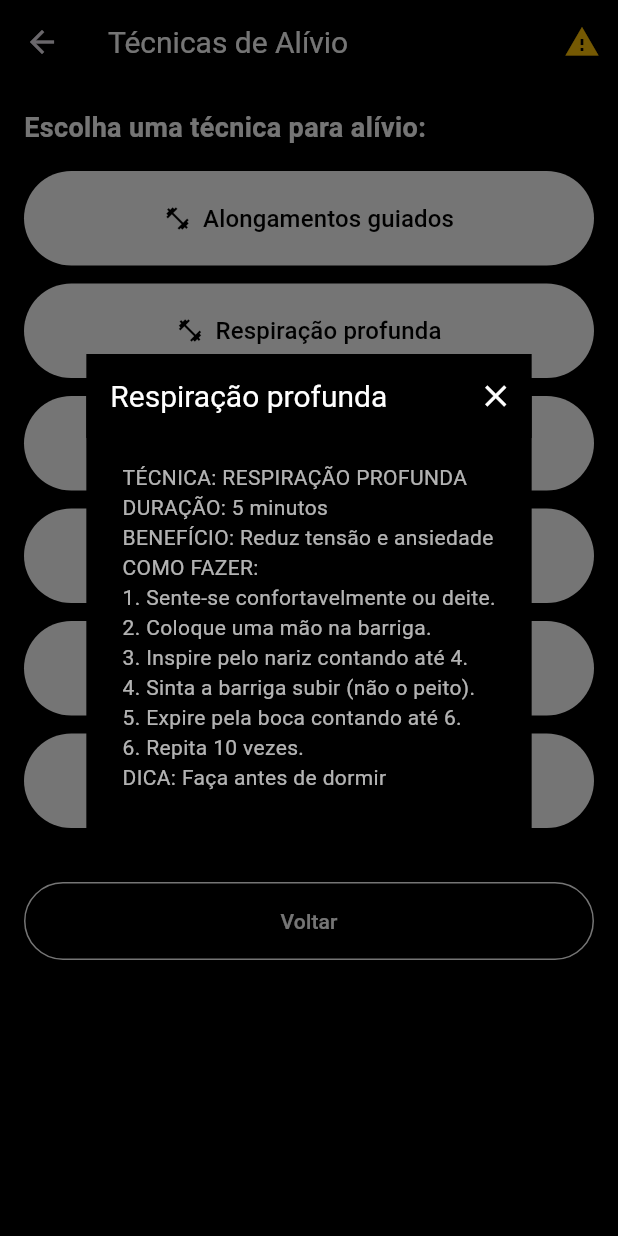
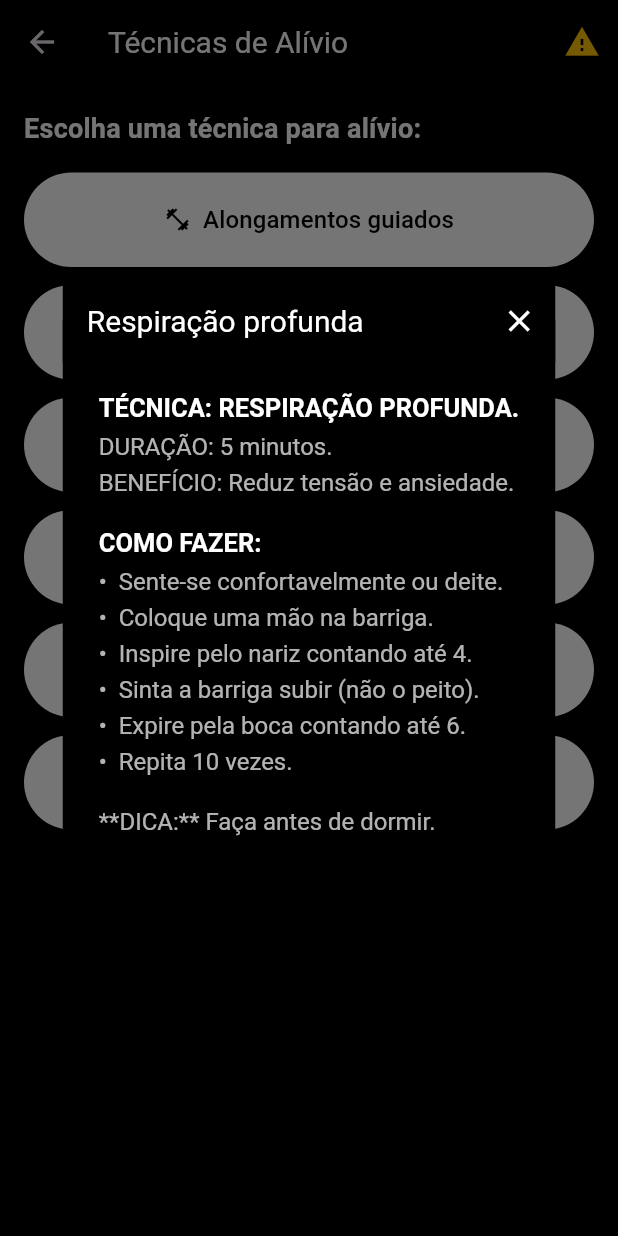
Before and after one commit to csiznandes/pdm_osteoartrite, a Flutter app: the TechniquesScreen screen opened by its route, after a tap on "Respiração profunda", on a phone screen of 412 x 824 dp. Run offline on Flutter 3.47's test engine with Material 3 defaults, Android fonts, the light colour scheme and no system bars; our stand-ins replace fl_chart, flutter_tts.

Commit message:
Narração é interrompida em alguns momentos
Consegui fazer a narração ser interompidada ao voltar ou sair da tela, mas por algum motivo depende do texto ou de como está configurada ela toca o audio até o proximo . ou interrupção, no mais ta tranquilo, ela corta o audio bem rapido

```diff
--- a/lib/screens/education_screen.dart
+++ b/lib/screens/education_screen.dart
@@ -1,6 +1,7 @@
 import 'package:flutter/material.dart';
 import 'package:provider/provider.dart';
 import '../services/accessibility_service.dart';
+import '../widgets/custom_dialog.dart';
 
 class EducationScreen extends StatelessWidget {
   final Map<String, String> _educationContent = {
@@ -185,16 +186,14 @@ Lembre-se: *"Osteoartrite é parte de você, mas NÃO define quem você é!"*
 ''',
   };
 
+  // Função auxiliar para criar a lista de TextSpan a partir do conteúdo em string
   List<TextSpan> _buildTextSpans(String content, BuildContext context) {
     final List<TextSpan> spans = [];
     final lines = content.split('\n');
-    final accessibilityService = Provider.of<AccessibilityService>(context, listen: false);
-    final highContrast = accessibilityService.contrastPref;
 
     final baseStyle = Theme.of(context).textTheme.bodyMedium?.copyWith(fontSize: 16);
     final boldStyle = baseStyle?.copyWith(fontWeight: FontWeight.bold, fontSize: 18);
     final italicStyle = baseStyle?.copyWith(fontStyle: FontStyle.italic);
-    final bulletStyle = baseStyle?.copyWith(fontSize: 18);
 
     for (final line in lines) {
       if (line.startsWith('**') && line.endsWith('**')) {
@@ -202,7 +201,9 @@ Lembre-se: *"Osteoartrite é parte de você, mas NÃO define quem você é!"*
       } else if (line.startsWith('*') && line.endsWith('*')) {
         spans.add(TextSpan(text: '${line.substring(1, line.length - 1)}\n\n', style: italicStyle));
       } else if (line.startsWith('-') || line.startsWith('✓') || line.startsWith('✅') || line.startsWith('❌') || line.startsWith('🐟') || line.startsWith('🫒') || line.startsWith('🥬') || line.startsWith('🍓') || line.startsWith('🧄') || line.startsWith('🫚') || line.startsWith('🌰') || line.startsWith('🍊')) {
-        spans.add(TextSpan(text: '• ${line.substring(2)}\n', style: bulletStyle));
+        final marker = line.substring(0, 1);
+        final text = line.substring(1).trim();
+        spans.add(TextSpan(text: '$marker $text\n', style: baseStyle));
       } else if (line.trim().isEmpty) {
         spans.add(const TextSpan(text: '\n'));
       } else {
@@ -213,35 +214,13 @@ Lembre-se: *"Osteoartrite é parte de você, mas NÃO define quem você é!"*
   }
 
   void _showEducationDialog(BuildContext context, String title, String content) {
-    Provider.of<AccessibilityService>(context, listen: false)
-      .speak("Abrindo conteúdo: $title. ${content.replaceAll('\n', ' ').replaceAll('**', '').replaceAll('*', '')}");
-
-    showDialog(
+    showContentDialog(
       context: context,
-      builder: (context) => AlertDialog(
-        backgroundColor: Theme.of(context).scaffoldBackgroundColor,
-        titlePadding: EdgeInsets.zero,
-        title: AppBar(
-          backgroundColor: Theme.of(context).appBarTheme.backgroundColor,
-          automaticallyImplyLeading: false,
-          elevation: 0,
-          title: Text(title, style: Theme.of(context).appBarTheme.titleTextStyle),
-          actions: [
-            IconButton(
-              icon: Icon(Icons.close, color: Theme.of(context).textTheme.bodyLarge?.color),
-              onPressed: () {
-                Provider.of<AccessibilityService>(context, listen: false).stopSpeaking();
-                Navigator.pop(context);
-              },
-            )
-          ],
-        ),
-        content: SingleChildScrollView(
-          child: RichText(
-            text: TextSpan(
-              children: _buildTextSpans(content, context),
-            ),
-          ),
+      title: title,
+      initialNarration: "Abrindo conteúdo: $title. ${content.replaceAll('\n', ' ').replaceAll('**', '').replaceAll('*', '')}",
+      content: RichText(
+        text: TextSpan(
+          children: _buildTextSpans(content, context),
         ),
       ),
     );
@@ -283,7 +262,10 @@ Lembre-se: *"Osteoartrite é parte de você, mas NÃO define quem você é!"*
             _buildEducationButton(context, 'Saúde e Bem-estar'),
             const SizedBox(height: 24),
             OutlinedButton(
-              onPressed: () => Navigator.pop(context),
+              onPressed: () {
+                 Provider.of<AccessibilityService>(context, listen: false).stopSpeaking();
+                 Navigator.pop(context);
+              },
               style: OutlinedButton.styleFrom(
                 side: BorderSide(color: Theme.of(context).textTheme.bodyLarge?.color ?? Colors.white),
                 padding: const EdgeInsets.symmetric(vertical: 16),
--- a/lib/screens/techniques_screen.dart
+++ b/lib/screens/techniques_screen.dart
@@ -2,6 +2,7 @@ import 'package:flutter/material.dart';
 import '../services/api_service.dart';
 import 'package:provider/provider.dart';
 import '../services/accessibility_service.dart';
+import '../widgets/custom_dialog.dart';
 
 class TechniquesScreen extends StatefulWidget {
   @override
@@ -20,158 +21,201 @@ void initState() {
     });
   }
 
+  @override
+  void dispose() {
+    Provider.of<AccessibilityService>(context, listen: false).stopSpeaking();
+    super.dispose();
+  }
+
   final Map<String, String> _techniqueContent = {
     'Alongamentos guiados': """
-TÉCNICA: Alongamento de Mãos.
+**TÉCNICA: Alongamento de Mãos.**
 DURAÇÃO: 5 minutos.
 BOM PARA: Rigidez matinal.
-COMO FAZER:
-1. Sente-se confortavelmente.
-2. Abra as mãos devagar.
-3. Feche formando punho suave.
-4. Repita 10 vezes.
-5. Descanse.
-ATENÇÃO: Pare se sentir dor forte
+
+**COMO FAZER:**
+- Sente-se confortavelmente.
+- Abra as mãos devagar.
+- Feche formando punho suave.
+- Repita 10 vezes.
+- Descanse.
+
+**ATENÇÃO:** Pare se sentir dor forte.
 [Vídeo demonstrativo]
 [Lembrete diário]
 """,
     'Respiração profunda': """
-TÉCNICA: RESPIRAÇÃO PROFUNDA
-DURAÇÃO: 5 minutos
-BENEFÍCIO: Reduz tensão e ansiedade
-COMO FAZER:
-1. Sente-se confortavelmente ou deite.
-2. Coloque uma mão na barriga.
-3. Inspire pelo nariz contando até 4.
-4. Sinta a barriga subir (não o peito).
-5. Expire pela boca contando até 6.
-6. Repita 10 vezes.
-DICA: Faça antes de dormir
+**TÉCNICA: RESPIRAÇÃO PROFUNDA.**
+DURAÇÃO: 5 minutos.
+BENEFÍCIO: Reduz tensão e ansiedade.
+
+**COMO FAZER:**
+- Sente-se confortavelmente ou deite.
+- Coloque uma mão na barriga.
+- Inspire pelo nariz contando até 4.
+- Sinta a barriga subir (não o peito).
+- Expire pela boca contando até 6.
+- Repita 10 vezes.
+
+**DICA:** Faça antes de dormir.
 """,
     'Respiração 4-7-8': """
-TÉCNICA: RESPIRAÇÃO 4-7-8
-DURAÇÃO: 3-5 minutos
-BENEFÍCIO: Acalma e melhora o sono
-COMO FAZER:
-1. Inspire pelo nariz: conte até 4.
-2. Segure o ar: conte até 7.
-3. Expire pela boca: conte até 8.
-4. Faça 4 ciclos completos.
-OBS: Pode dar leve tontura no início - é normal
+**TÉCNICA: RESPIRAÇÃO 4-7-8.**
+DURAÇÃO: 3-5 minutos.
+BENEFÍCIO: Acalma e melhora o sono.
+
+**COMO FAZER:**
+- Inspire pelo nariz: conte até 4.
+- Segure o ar: conte até 7.
+- Expire pela boca: conte até 8.
+- Faça 4 ciclos completos.
+
+**OBS:** Pode dar leve tontura no início - é normal.
 """,
     'Suspiro de alívio': """
-TÉCNICA: SUSPIRO DE ALÍVIO
-DURAÇÃO: 2 minutos
-BENEFÍCIO: Libera tensão rápida
-COMO FAZER:
-1. Inspire profundamente pelo nariz
-2. Solte o ar pela boca com um suspiro sonoro
-3. Deixe os ombros caírem
-4. Repita 5 vezes
-"Aaaah..." - solte o som!
+**TÉCNICA: SUSPIRO DE ALÍVIO.**
+DURAÇÃO: 2 minutos.
+BENEFÍCIO: Libera tensão rápida.
+
+**COMO FAZER:**
+- Inspire profundamente pelo nariz.
+- Solte o ar pela boca com um suspiro sonoro.
+- Deixe os ombros caírem.
+- Repita 5 vezes.
+
+*"Aaaah..." - solte o som!*
 """,
     'Relaxamento muscular': """
-TÉCNICA: RELAXAMENTO MUSCULAR
-DURAÇÃO: 10-15 minutos
-BENEFÍCIO: Alivia tensão e dor muscular
-COMO FAZER:
-1. Deite-se confortavelmente
-2. Comece pelos pés:
-   - Contraia os músculos por 5 segundos
-   - Relaxe completamente por 10 segundos
-3. Suba pelo corpo: Panturrilhas - Coxas - Barriga - Mãos e braços - Ombros - Rosto
-ATENÇÃO: Não force articulações doloridas
+**TÉCNICA: RELAXAMENTO MUSCULAR**
+DURAÇÃO: 10-15 minutos.
+BENEFÍCIO: Alivia tensão e dor muscular.
+
+**COMO FAZER:**
+- Deite-se confortavelmente.
+- Comece pelos pés:
+  - Contraia os músculos por 5 segundos.
+  - Relaxe completamente por 10 segundos.
+- Suba pelo corpo: Panturrilhas - Coxas - Barriga - Mãos e braços - Ombros - Rosto.
+
+**ATENÇÃO:** Não force articulações doloridas.
 [Áudio guiado disponível]
 """,
     'Toque calmante': """
-TÉCNICA: TOQUE CALMANTE
-DURAÇÃO: 5 minutos
-BENEFÍCIO: Conforto imediato
-COMO FAZER:
-1. Esfregue as mãos até aquecer
-2. Coloque as mãos nos locais doloridos
-3. Faça movimentos circulares suaves
-4. Respire profundamente
-5. Imagine o calor aliviando a dor
-DICA: Pode usar óleo morno.
+**TÉCNICA: TOQUE CALMANTE**
+DURAÇÃO: 5 minutos.
+BENEFÍCIO: Conforto imediato.
+
+**COMO FAZER:**
+- Esfregue as mãos até aquecer.
+- Coloque as mãos nos locais doloridos.
+- Faça movimentos circulares suaves.
+- Respire profundamente.
+- Imagine o calor aliviando a dor.
+
+**DICA:** Pode usar óleo morno.
 """,
   };
 
+  // Função auxiliar para criar a lista de TextSpan a partir do conteúdo em string
+  List<TextSpan> _buildTextSpans(String content) {
+    final List<TextSpan> spans = [];
+    final lines = content.split('\n');
+
+    final baseStyle = TextStyle(color: Colors.white70, fontSize: 16, height: 1.5);
+    final boldStyle = baseStyle.copyWith(fontWeight: FontWeight.bold, fontSize: 17, color: Colors.white);
+    final italicStyle = baseStyle.copyWith(fontStyle: FontStyle.italic);
+
+    for (final line in lines) {
+      if (line.startsWith('**') && line.endsWith('**')) {
+        spans.add(TextSpan(text: '${line.substring(2, line.length - 2)}\n', style: boldStyle));
+      } else if (line.startsWith('*') && line.endsWith('*')) {
+        spans.add(TextSpan(text: '${line.substring(1, line.length - 1)}\n', style: italicStyle));
+      } else if (line.startsWith('-')) {
+        spans.add(TextSpan(text: '• ${line.substring(1)}\n', style: baseStyle));
+      } else if (line.trim().isEmpty) {
+        spans.add(const TextSpan(text: '\n'));
+      } else if (line.startsWith('[') && line.endsWith(']')) {
+        continue; // Ignora as linhas de placeholder para botões
+      } else {
+        spans.add(TextSpan(text: '$line\n', style: baseStyle));
+      }
+    }
+    return spans;
+  }
+
   void _showTechniqueDialog(String title, String content) {
     final access = Provider.of<AccessibilityService>(context, listen: false);
-    access.speak("Técnica: $title. ${content.replaceAll("\n", " ")}");
-    showDialog(
+
+    showContentDialog(
       context: context,
-      builder: (context) => AlertDialog(
-        backgroundColor: Colors.black,
-        titlePadding: EdgeInsets.zero,
-        title: AppBar(
-          backgroundColor: Colors.black,
-          automaticallyImplyLeading: false,
-          title: Text(title, style: TextStyle(color: Colors.white)),
-          actions: [
-            IconButton(
-              icon: Icon(Icons.close, color: Colors.white),
-              onPressed: () => Navigator.pop(context),
-            )
-          ],
+      title: title,
+      initialNarration: "Técnica: $title. ${content.replaceAll('\n', ' ').replaceAll('**', '').replaceAll('*', '')}",
+      content: Column(
+        crossAxisAlignment: CrossAxisAlignment.start,
+        mainAxisSize: MainAxisSize.min,
+        children: [
+          RichText(
+            text: TextSpan(children: _buildTextSpans(content)),
           ),
-        content: SingleChildScrollView(
-          child: Column(
-            crossAxisAlignment: CrossAxisAlignment.start,
-            children: [
-              Text(content, style: TextStyle(color: Colors.white70)),
-              SizedBox(height: 16),
-              if (title == 'Alongamentos guiados')
-                ElevatedButton.icon(
+          const SizedBox(height: 24),
+          if (content.contains('[Vídeo demonstrativo]'))
+            Padding(
+              padding: const EdgeInsets.only(top: 8.0),
+              child: ElevatedButton.icon(
+                icon: Icon(Icons.play_circle_fill, color: Colors.black),
+                label: const Text('Ver Vídeo', style: TextStyle(color: Colors.black)),
+                onPressed: () => access.speak("Botão para vídeo demonstrativo. Funcionalidade ainda não implementada."),
+                style: ElevatedButton.styleFrom(backgroundColor: Colors.white),
+              ),
+            ),
+          if (content.contains('[Áudio guiado disponível]'))
+            Padding(
+              padding: const EdgeInsets.only(top: 8.0),
+              child: ElevatedButton.icon(
+                icon: Icon(Icons.audiotrack, color: Colors.black),
+                label: const Text('Ouvir Áudio Guiado', style: TextStyle(color: Colors.black)),
+                onPressed: () => access.speak("Botão para áudio guiado. Funcionalidade ainda não implementada."),
+                style: ElevatedButton.styleFrom(backgroundColor: Colors.white),
+              ),
+            ),
+          if (content.contains('[Lembrete diário]'))
+            Padding(
+              padding: const EdgeInsets.only(top: 8.0),
+              child: ElevatedButton.icon(
                 icon: Icon(Icons.calendar_month, color: Colors.black),
-                  label: Text('Adicionar Lembrete', style: TextStyle(color: Colors.black)),
+                label: const Text('Adicionar Lembrete', style: TextStyle(color: Colors.black)),
                 onPressed: () {
-                    Provider.of<AccessibilityService>(context, listen: false)
-                        .speak("Adicionar lembrete para a técnica $title");
+                  access.stopSpeaking();
                   Navigator.pop(context);
                   Navigator.pushNamed(context, '/agenda');
                 },
-                  style: ElevatedButton.styleFrom(
-                    backgroundColor: Colors.white,
-                    padding: EdgeInsets.symmetric(vertical: 16),
+                style: ElevatedButton.styleFrom(backgroundColor: Colors.white),
               ),
             ),
         ],
-          ),
-        ),
       ),
     );
   }
 
   void _showAlertsDialog() async {
+    final access = Provider.of<AccessibilityService>(context, listen: false);
     try {
       final alerts = await _apiService.getAlerts();
-      final access = Provider.of<AccessibilityService>(context, listen: false);
-      access.speak("Abrindo alertas de segurança.");
-      access.speak("Alertas: " + alerts.join(". "));
-      showDialog(
+      showContentDialog(
         context: context,
-        builder: (context) => AlertDialog(
-          backgroundColor: Colors.black,
-          title: Text('⚠️ Alertas de Segurança', style: TextStyle(color: Colors.amber)),
+        title: '⚠️ Alertas de Segurança',
+        initialNarration: "Abrindo alertas de segurança. ${alerts.join(". ")}",
         content: Column(
           mainAxisSize: MainAxisSize.min,
           crossAxisAlignment: CrossAxisAlignment.start,
           children: alerts.map<Widget>((alert) => Padding(
-              padding: const EdgeInsets.only(bottom: 4.0),
-              child: Text("● $alert", style: TextStyle(color: Colors.white70),),
+            padding: const EdgeInsets.only(bottom: 8.0),
+            child: Text("● $alert", style: Theme.of(context).textTheme.bodyMedium),
           )).toList(),
-          ),
-          actions: [
-            TextButton(
-              onPressed: () => Navigator.pop(context),
-              child: Text('OK', style: TextStyle(color: Colors.white)),
-            )
-          ],
         ),
       );
     } catch (e) {
+      access.speak("Erro ao carregar alertas.");
       ScaffoldMessenger.of(context).showSnackBar(
         SnackBar(content: Text('Erro ao carregar alertas: $e')),
       );
@@ -182,16 +226,12 @@ DICA: Pode usar óleo morno.
     return Padding(
       padding: const EdgeInsets.only(bottom: 12.0),
       child: ElevatedButton.icon(
-        icon: Icon(Icons.fitness_center, color: Colors.black),
-        label: Text(title, style: TextStyle(color: Colors.black, fontSize: 16)),
-        onPressed: () {
-          Provider.of<AccessibilityService>(context, listen: false)
-              .speak("Abrindo técnica: $title");
-          _showTechniqueDialog(title, _techniqueContent[title] ?? 'Conteúdo não encontrado.');
-        },
+        icon: Icon(Icons.fitness_center, color: Theme.of(context).elevatedButtonTheme.style?.foregroundColor?.resolve({})),
+        label: Text(title, style: TextStyle(color: Theme.of(context).elevatedButtonTheme.style?.foregroundColor?.resolve({}), fontSize: 16)),
+        onPressed: () => _showTechniqueDialog(title, _techniqueContent[title] ?? 'Conteúdo não encontrado.'),
         style: ElevatedButton.styleFrom(
-          backgroundColor: Colors.white,
-          padding: EdgeInsets.symmetric(vertical: 20, horizontal: 16),
+          backgroundColor: Theme.of(context).elevatedButtonTheme.style?.backgroundColor?.resolve({}),
+          padding: const EdgeInsets.symmetric(vertical: 20, horizontal: 16),
         ),
       ),
     );
@@ -201,37 +241,38 @@ DICA: Pode usar óleo morno.
   Widget build(BuildContext context) {
     return Scaffold(
       appBar: AppBar(
-        title: Text('Técnicas de Alívio'),
+        leading: BackButton(onPressed: () {
+          Provider.of<AccessibilityService>(context, listen: false).stopSpeaking();
+          Navigator.of(context).pop();
+        }),
+        title: const Text('Técnicas de Alívio'),
         actions: [
           IconButton(
-            icon: Icon(Icons.warning, color: Colors.amber),
+            icon: const Icon(Icons.warning, color: Colors.amber),
             onPressed: _showAlertsDialog,
           ),
         ],
       ),
-      body: SingleChildScrollView(
+      body: WillPopScope(
+        onWillPop: () async {
+          Provider.of<AccessibilityService>(context, listen: false).stopSpeaking();
+          return true;
+        },
+        child: SingleChildScrollView(
           padding: const EdgeInsets.all(16.0),
           child: Column(
             crossAxisAlignment: CrossAxisAlignment.stretch,
             children: <Widget>[
-            Text('Escolha uma técnica para alívio:', style: TextStyle(fontSize: 18, fontWeight: FontWeight.bold)),
-            SizedBox(height: 16),
+              Text('Escolha uma técnica para alívio:', style: Theme.of(context).textTheme.titleMedium),
+              const SizedBox(height: 16),
               _buildTechniqueButton('Alongamentos guiados'),
               _buildTechniqueButton('Respiração profunda'),
               _buildTechniqueButton('Respiração 4-7-8'),
               _buildTechniqueButton('Suspiro de alívio'),
               _buildTechniqueButton('Relaxamento muscular'),
               _buildTechniqueButton('Toque calmante'),
-            SizedBox(height: 24),
-            OutlinedButton(
-              onPressed: () => Navigator.pop(context),
-              style: OutlinedButton.styleFrom(
-                side: BorderSide(color: Colors.white),
-                padding: EdgeInsets.symmetric(vertical: 16),
+            ],
           ),
-              child: Text('Voltar', style: TextStyle(color: Colors.white)),
-            ),
-          ],
         ),
       ),
     );
--- /dev/null
+++ b/lib/widgets/custom_dialog.dart
@@ -0,0 +1,60 @@
+import 'package:flutter/material.dart';
+import 'package:provider/provider.dart';
+import '../services/accessibility_service.dart';
+
+/// Exibe um diálogo de conteúdo padronizado que interrompe a narração de acessibilidade ao ser fechado.
+///
+/// [context]: O BuildContext da tela que está chamando.
+/// [title]: O título a ser exibido na barra de aplicativos do diálogo.
+/// [content]: O widget principal a ser exibido como conteúdo do diálogo.
+/// [initialNarration]: O texto a ser falado pela acessibilidade quando o diálogo é aberto.
+void showContentDialog({
+  required BuildContext context,
+  required String title,
+  required Widget content,
+  String? initialNarration,
+}) {
+  final access = Provider.of<AccessibilityService>(context, listen: false);
+
+  // Inicia a narração, se houver uma.
+  if (initialNarration != null) {
+    access.speak(initialNarration);
+  }
+
+  showDialog(
+    context: context,
+    builder: (dialogContext) {
+      // Usa WillPopScope para interceptar o botão "voltar" do sistema.
+      return WillPopScope(
+        onWillPop: () async {
+          // Interrompe a narração quando o diálogo é dispensado.
+          access.stopSpeaking();
+          return true; // Permite que o diálogo seja fechado.
+        },
+        child: AlertDialog(
+          backgroundColor: Theme.of(dialogContext).scaffoldBackgroundColor,
+          titlePadding: EdgeInsets.zero,
+          title: AppBar(
+            backgroundColor: Theme.of(dialogContext).appBarTheme.backgroundColor,
+            automaticallyImplyLeading: false,
+            elevation: 0,
+            title: Text(title, style: Theme.of(dialogContext).appBarTheme.titleTextStyle),
+            actions: [
+              IconButton(
+                icon: Icon(Icons.close, color: Theme.of(dialogContext).textTheme.bodyLarge?.color),
+                // Interrompe a narração quando o botão 'X' é pressionado.
+                onPressed: () {
+                  access.stopSpeaking();
+                  Navigator.pop(dialogContext);
+                },
+              )
+            ],
+          ),
+          content: SingleChildScrollView(
+            child: content,
+          ),
+        ),
+      );
+    },
+  );
+}
```
Lines whose indentation alone changed are shown as unchanged.
